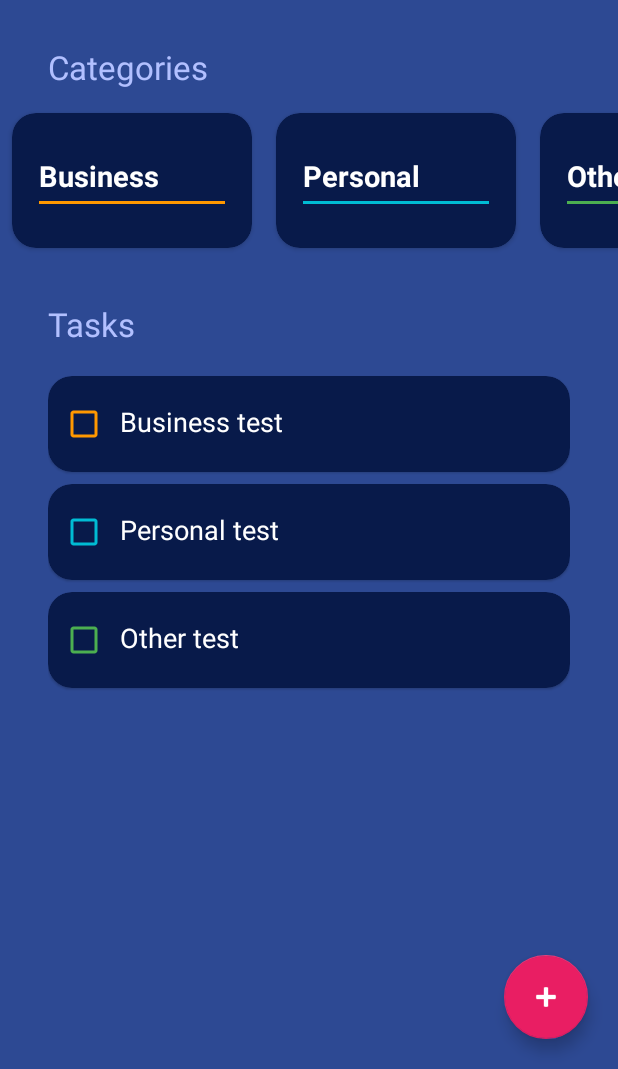
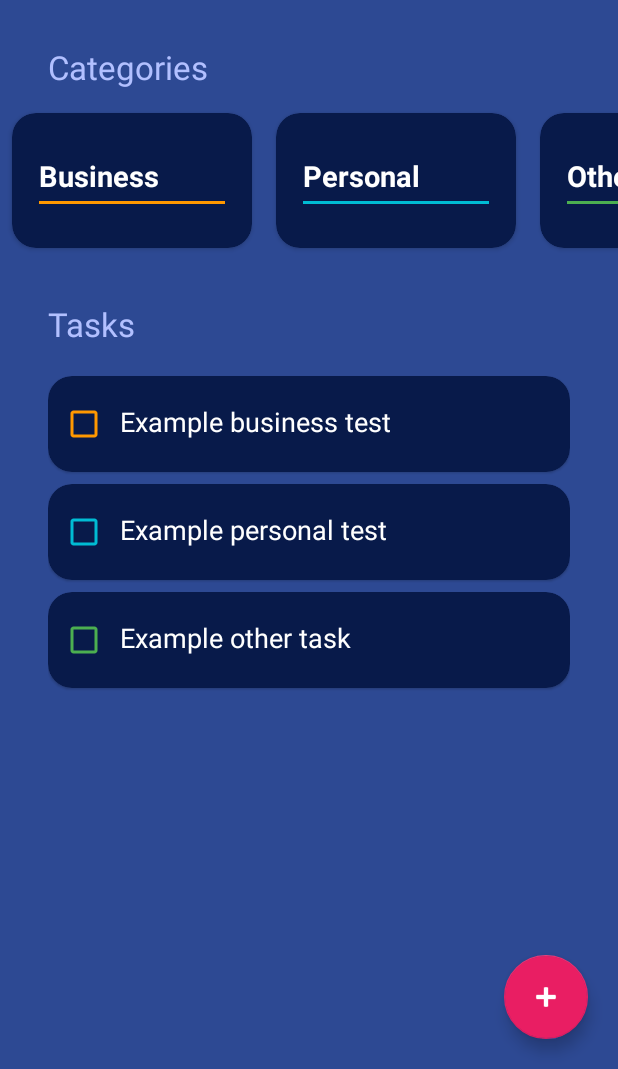
Before and after one commit to Nestor162/SimpleToDoApp, an Android app: the screen it shows after launch (ToDoActivity), on a phone screen of 412 x 824 dp, the part 167-1236 px from its top. Run offline under Robolectric (Android 15) with nearby library versions, the light colour scheme and no system bars.

Commit message:
Change text of initial tasks

```diff
--- a/app/src/main/java/com/nestorcicardini/simpletodoapp/ToDoActivity.kt
+++ b/app/src/main/java/com/nestorcicardini/simpletodoapp/ToDoActivity.kt
@@ -20,9 +20,9 @@ class ToDoActivity : AppCompatActivity() {
     )
 
     private var tasks = mutableListOf(
-        Task("Business test", TaskCategory.Business),
-        Task("Personal test", TaskCategory.Personal),
-        Task("Other test", TaskCategory.Other)
+        Task("Example business test", TaskCategory.Business),
+        Task("Example personal test", TaskCategory.Personal),
+        Task("Example other task", TaskCategory.Other)
     )
 
     private lateinit var rvCategories: RecyclerView
```
